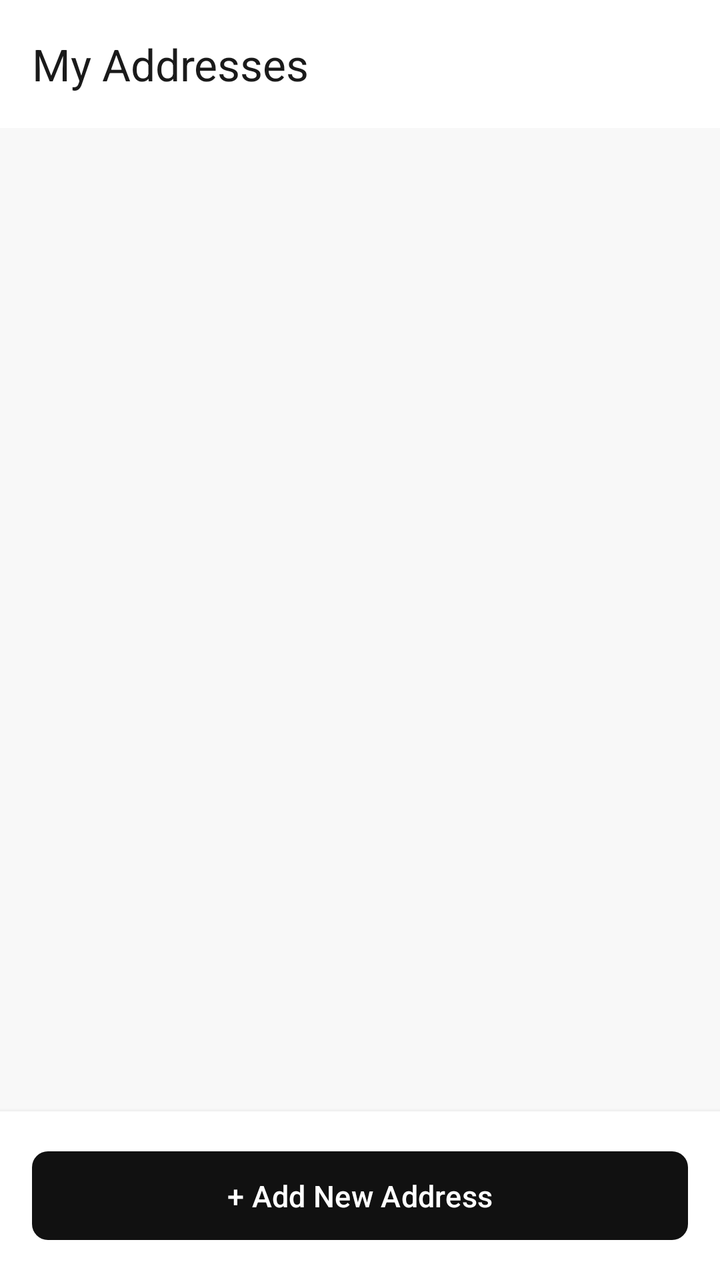
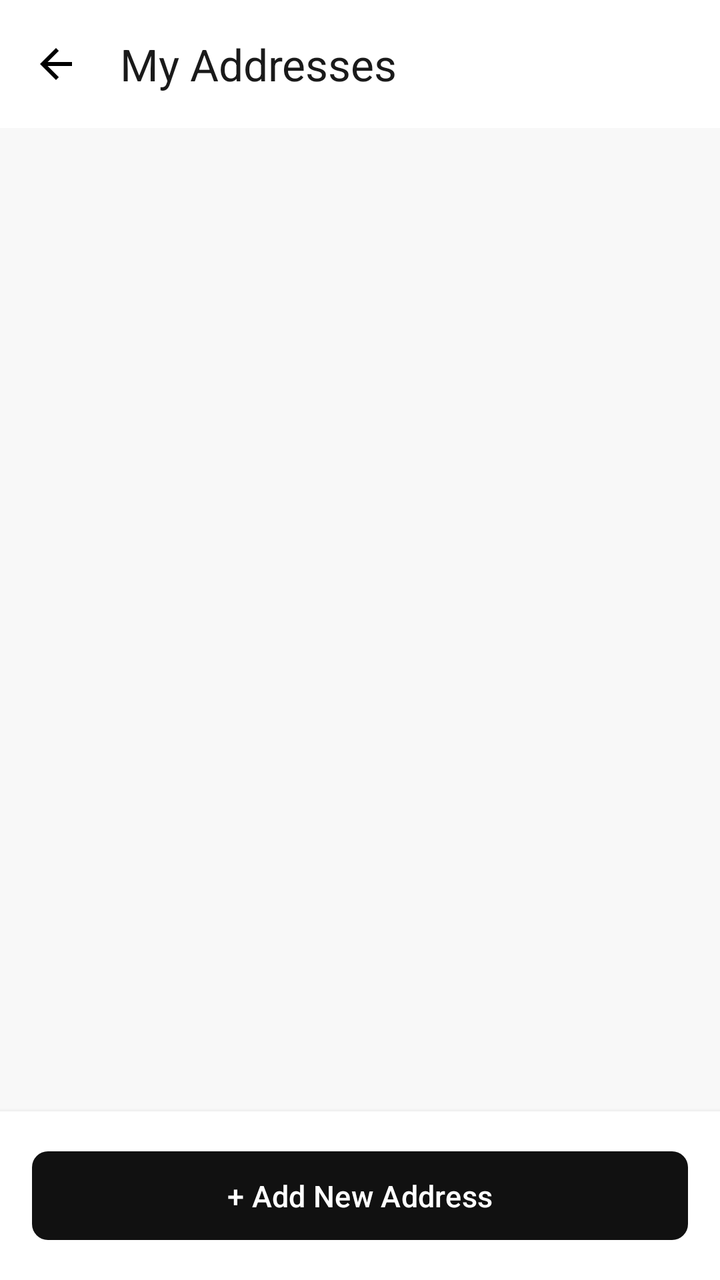

Compare the two renders of this Android layout. The source of the first and the diff that turns it into the second are given below.
<!-- AndroidManifest.xml: application theme Theme.TirTirMCommerce -->
<!-- res/layout/activity_address_manager.xml -->
<?xml version="1.0" encoding="utf-8"?>
<LinearLayout xmlns:android="http://schemas.android.com/apk/res/android"
    xmlns:app="http://schemas.android.com/apk/res-auto"
    android:layout_width="match_parent"
    android:layout_height="match_parent"
    android:orientation="vertical"
    android:background="@color/tirtir_off_white">

    <com.google.android.material.appbar.AppBarLayout
        android:layout_width="match_parent"
        android:layout_height="wrap_content"
        android:background="@android:color/white"
        app:elevation="2dp">

        <androidx.appcompat.widget.Toolbar
            android:id="@+id/toolbarAddressManager"
            android:layout_width="match_parent"
            android:layout_height="?attr/actionBarSize"
            app:title="My Addresses"
            app:titleTextColor="#1A1A1A" />
    </com.google.android.material.appbar.AppBarLayout>

    
    <ProgressBar
        android:id="@+id/progressAddresses"
        android:layout_width="wrap_content"
        android:layout_height="wrap_content"
        android:layout_gravity="center"
        android:indeterminateTint="@color/tirtir_red_primary"
        android:visibility="gone" />

    <androidx.recyclerview.widget.RecyclerView
        android:id="@+id/rvAddressList"
        android:layout_width="match_parent"
        android:layout_height="0dp"
        android:layout_weight="1"
        android:padding="12dp"
        android:clipToPadding="false" />

    
    <LinearLayout
        android:id="@+id/layoutEmptyAddresses"
        android:layout_width="match_parent"
        android:layout_height="0dp"
        android:layout_weight="1"
        android:orientation="vertical"
        android:gravity="center"
        android:visibility="gone">

        <ImageView
            android:layout_width="64dp"
            android:layout_height="64dp"
            android:src="@android:drawable/ic_menu_mylocation"
            app:tint="@color/tirtir_silver_gray" />

        <TextView
            android:layout_width="wrap_content"
            android:layout_height="wrap_content"
            android:layout_marginTop="12dp"
            android:text="No addresses saved"
            android:textSize="16sp"
            android:textStyle="bold"
            android:textColor="@color/tirtir_black" />

        <TextView
            android:layout_width="wrap_content"
            android:layout_height="wrap_content"
            android:layout_marginTop="6dp"
            android:text="Add a delivery address to speed up checkout"
            android:textSize="13sp"
            android:textColor="@color/tirtir_text_secondary"
            android:gravity="center" />
    </LinearLayout>

    
    <LinearLayout
        android:layout_width="match_parent"
        android:layout_height="wrap_content"
        android:padding="16dp"
        android:background="@android:color/white"
        android:elevation="4dp">

        <com.google.android.material.button.MaterialButton
            android:id="@+id/btnAddNewAddress"
            android:layout_width="match_parent"
            android:layout_height="wrap_content"
            android:text="+ Add New Address"
            android:textColor="@color/tirtir_white"
            android:paddingVertical="12dp"
            android:textSize="15sp"
            app:backgroundTint="@color/tirtir_black"
            app:cornerRadius="8dp" />
    </LinearLayout>

</LinearLayout>
<!-- resources referenced by this layout -->
<resources>
  <color name="tirtir_black">#111111</color>
  <color name="tirtir_off_white">#F8F8F8</color>
  <color name="tirtir_red_primary">#C62828</color>
  <color name="tirtir_silver_gray">#BDBDBD</color>
  <color name="tirtir_text_secondary">#777777</color>
  <color name="tirtir_white">#FFFFFF</color>
  <style name="Theme.TirTirMCommerce" parent="Base.Theme.TirTirMCommerce" />
  <style name="Base.Theme.TirTirMCommerce" parent="Theme.Material3.DayNight.NoActionBar">
          
          <item name="colorPrimary">@color/tirtir_red_primary</item>
          <item name="colorPrimaryDark">@color/tirtir_red_dark</item>
          <item name="colorPrimaryContainer">@color/tirtir_red_surface</item>
  
          
          <item name="colorOnPrimary">@color/tirtir_white</item>
          <item name="colorOnPrimaryContainer">@color/tirtir_red_primary</item>
  
          
          <item name="colorSecondary">@color/tirtir_black</item>
          <item name="colorOnSecondary">@color/tirtir_white</item>
  
          
          <item name="colorSurface">@color/tirtir_white</item>
          <item name="colorOnSurface">@color/tirtir_black</item>
          <item name="colorSurfaceVariant">@color/tirtir_off_white</item>
  
          
          <item name="android:windowBackground">@color/tirtir_off_white</item>
          <item name="android:statusBarColor">@color/tirtir_white</item>
          <item name="android:windowLightStatusBar">true</item>
  
          
          <item name="colorError">@color/tirtir_error</item>
      </style>
  <color name="tirtir_red_dark">#8E0000</color>
  <color name="tirtir_red_surface">#FFEBEE</color>
  <color name="tirtir_error">#D32F2F</color>
</resources>

<!-- the commit's change to res/layout/activity_address_manager.xml (unified diff, before → after) -->
@@ -16,6 +16,7 @@
             android:id="@+id/toolbarAddressManager"
             android:layout_width="match_parent"
             android:layout_height="?attr/actionBarSize"
+            app:navigationIcon="@drawable/ic_arrow_back"
             app:title="My Addresses"
             app:titleTextColor="#1A1A1A" />
     </com.google.android.material.appbar.AppBarLayout>
<!-- resource entries referenced after the edit -->
@@ -6,6 +6,17 @@
   <color name="tirtir_silver_gray">#BDBDBD</color>
   <color name="tirtir_text_secondary">#777777</color>
   <color name="tirtir_white">#FFFFFF</color>
+  <!-- drawable ic_arrow_back (drawable) -->
+  <vector xmlns:android="http://schemas.android.com/apk/res/android"
+      android:width="24dp"
+      android:height="24dp"
+      android:viewportWidth="24"
+      android:viewportHeight="24"
+      android:tint="#000000">
+    <path
+        android:fillColor="@android:color/white"
+        android:pathData="M20,11H7.83l5.59,-5.59L12,4l-8,8 8,8 1.41,-1.41L7.83,13H20v-2z"/>
+  </vector>
   <style name="Theme.TirTirMCommerce" parent="Base.Theme.TirTirMCommerce" />
   <style name="Base.Theme.TirTirMCommerce" parent="Theme.Material3.DayNight.NoActionBar">
           
